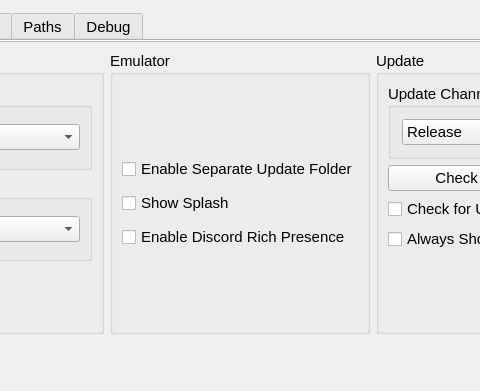
Before: the Qt Designer form src/qt_gui/settings_dialog.ui in shadps4-emu/shadPS4, drawn with Qt 5; both pictures show x 328 to 808 and y 0 to 391 of the 970 by 750 pixel window.
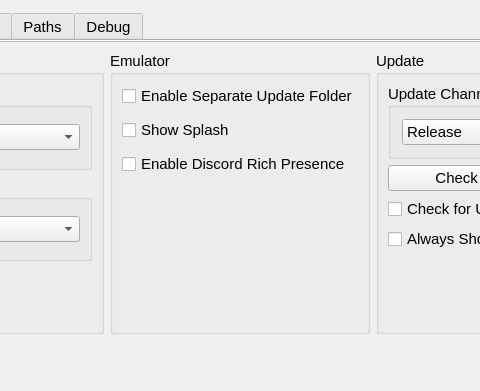
After: the same form once the commit is applied. Icons and pictures are not drawn.

Commit message: fix:[#2513] align emulator settings content top

```diff
--- a/src/qt_gui/settings_dialog.ui
+++ b/src/qt_gui/settings_dialog.ui
@@ -130,6 +130,9 @@
                <property name="bottomMargin">
                 <number>9</number>
                </property>
+               <property name="alignment">
+                  <set>Qt::AlignmentFlag::AlignLeading|Qt::AlignmentFlag::AlignLeft|Qt::AlignmentFlag::AlignTop</set>
+                 </property>
                <item>
                 <layout class="QVBoxLayout" name="emulatorverticalLayout">
                  <property name="spacing">
```
